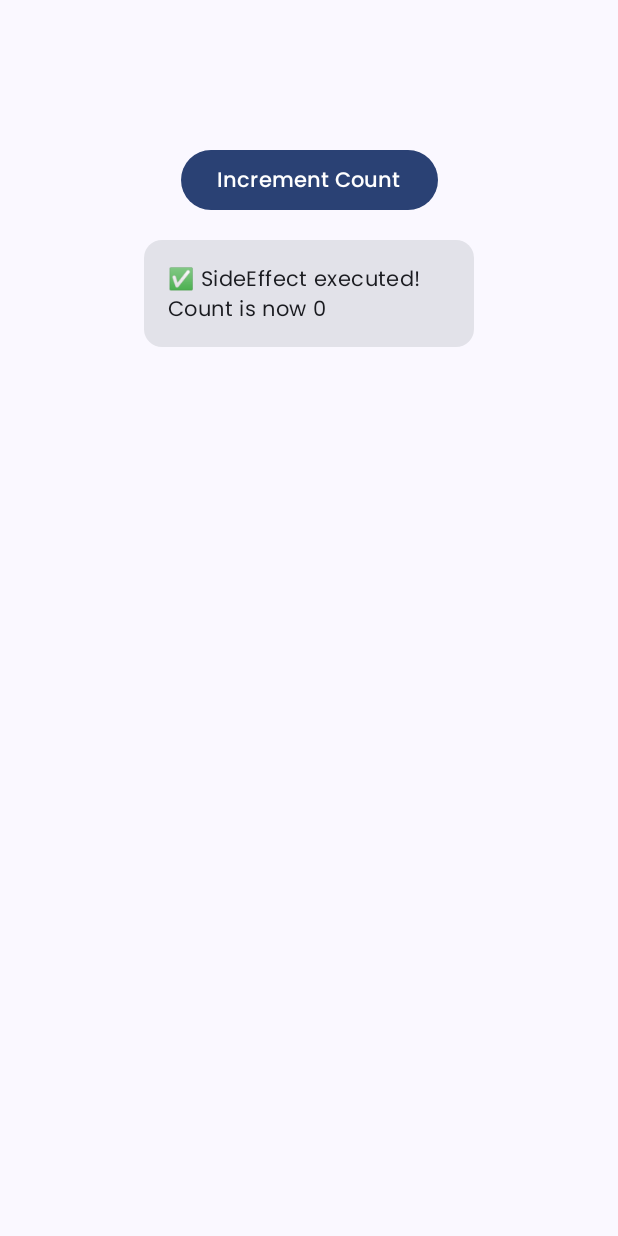
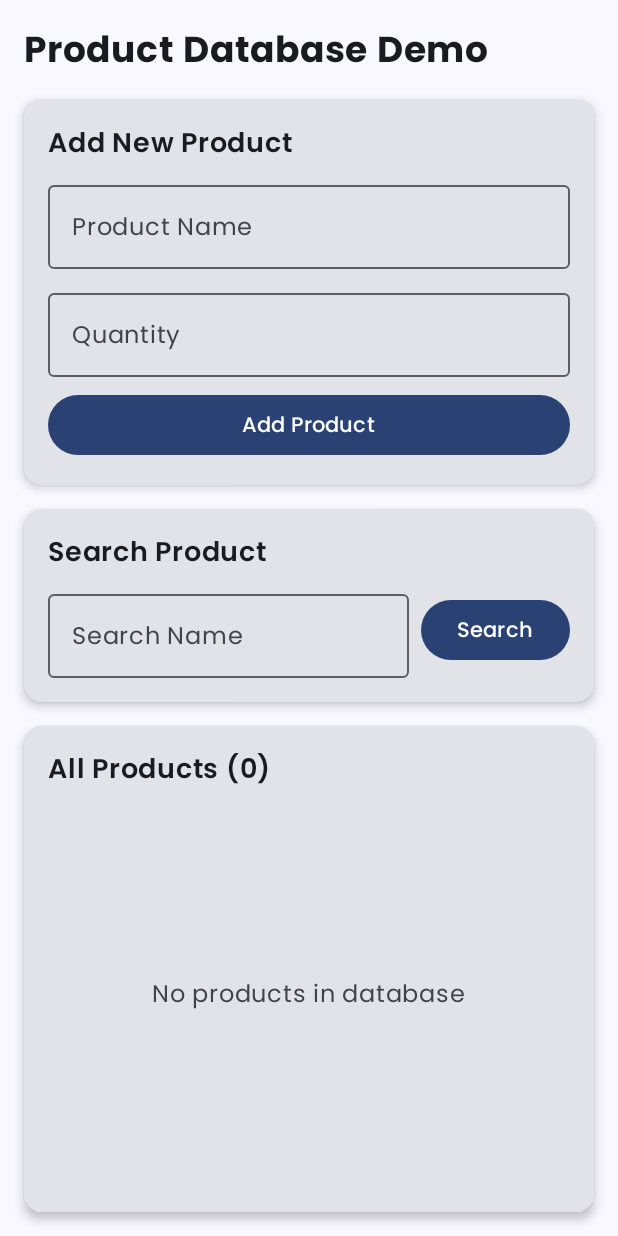
Before and after one commit to uxlabspk/compose_examples, an Android app built with Jetpack Compose: the screen it shows after launch (MainActivity), on a phone screen of 412 x 824 dp. Run offline under Robolectric (Android 15) with nearby library versions, the phone set to English and light mode, and no system bars; our stand-ins replace Room's generated code, livedata-compose.

Commit message:
feat: Implement Room database for product management.

```diff
--- a/app/src/main/java/com/codehuntspk/compose_examples/MainActivity.kt
+++ b/app/src/main/java/com/codehuntspk/compose_examples/MainActivity.kt
@@ -10,8 +10,7 @@ import androidx.compose.foundation.layout.fillMaxSize
 import androidx.compose.foundation.layout.padding
 import androidx.compose.material3.Scaffold
 import androidx.compose.ui.Modifier
-import androidx.compose.ui.unit.dp
-import com.codehuntspk.compose_examples.ui.screens.Example4_SideEffect
+import com.codehuntspk.compose_examples.ui.screens.ProductDatabaseScreen
 import com.codehuntspk.compose_examples.ui.theme.Compose_examplesTheme
 
 class MainActivity : ComponentActivity() {
@@ -21,12 +20,11 @@ class MainActivity : ComponentActivity() {
         enableEdgeToEdge()
         setContent {
             Compose_examplesTheme {
-                Scaffold(modifier = Modifier.fillMaxSize()) {
+                Scaffold(modifier = Modifier.fillMaxSize()) { innerPadding ->
                     Column(
-                        modifier = Modifier.padding(80.dp)
+                        modifier = Modifier.padding(innerPadding)
                     ) {
-                        // ProfileScreen()
-                        Example4_SideEffect()
+                        ProductDatabaseScreen()
                     }
                 }
             }
--- /dev/null
+++ b/app/src/main/java/com/codehuntspk/compose_examples/data/dao/ProductDao.kt
@@ -0,0 +1,23 @@
+package com.codehuntspk.compose_examples.data.dao
+
+import androidx.lifecycle.LiveData
+import androidx.room.Dao
+import androidx.room.Insert
+import androidx.room.Query
+import com.codehuntspk.compose_examples.data.model.Product
+
+@Dao
+interface ProductDao {
+
+    @Insert
+    fun insertProduct(product: Product)
+
+    @Query("SELECT * FROM products WHERE productName = :name")
+    fun findProduct(name: String): List<Product>
+
+    @Query("DELETE FROM products WHERE productName = :name")
+    fun deleteProduct(name: String)
+
+    @Query("SELECT * FROM products")
+    fun getAllProducts(): LiveData<List<Product>>
+}
--- /dev/null
+++ b/app/src/main/java/com/codehuntspk/compose_examples/data/database/ProductRoomDatabase.kt
@@ -0,0 +1,37 @@
+package com.codehuntspk.compose_examples.data.database
+
+import android.content.Context
+import androidx.room.Database
+import androidx.room.Room
+import androidx.room.RoomDatabase
+import com.codehuntspk.compose_examples.data.dao.ProductDao
+import com.codehuntspk.compose_examples.data.model.Product
+
+@Database(entities = [(Product::class)], version = 1, exportSchema = false)
+abstract class ProductRoomDatabase: RoomDatabase() {
+
+    abstract fun productDao(): ProductDao
+
+    companion object {
+
+        private var INSTANCE: ProductRoomDatabase? = null
+
+        fun getInstance(context: Context): ProductRoomDatabase {
+            synchronized(this) {
+                var instance = INSTANCE
+
+                if (instance == null) {
+                    instance = Room.databaseBuilder(
+                        context.applicationContext,
+                        ProductRoomDatabase::class.java,
+                        "product_database"
+                    ).fallbackToDestructiveMigration()
+                        .build()
+
+                    INSTANCE = instance
+                }
+                return instance
+            }
+        }
+    }
+}
--- /dev/null
+++ b/app/src/main/java/com/codehuntspk/compose_examples/data/repository/ProductRepository.kt
@@ -0,0 +1,38 @@
+package com.codehuntspk.compose_examples.data.repository
+
+import androidx.lifecycle.LiveData
+import androidx.lifecycle.MutableLiveData
+import com.codehuntspk.compose_examples.data.dao.ProductDao
+import com.codehuntspk.compose_examples.data.model.Product
+import kotlinx.coroutines.*
+
+class ProductRepository(private val productDao: ProductDao) {
+
+    val allProducts: LiveData<List<Product>> = productDao.getAllProducts()
+    val searchResults = MutableLiveData<List<Product>>()
+    private val coroutineScope = CoroutineScope(Dispatchers.Main)
+
+    fun insertProduct(newproduct: Product) {
+        coroutineScope.launch(Dispatchers.IO) {
+            productDao.insertProduct(newproduct)
+        }
+    }
+
+    fun deleteProduct(name: String) {
+        coroutineScope.launch(Dispatchers.IO) {
+            productDao.deleteProduct(name)
+        }
+    }
+
+    fun findProduct(name: String) {
+        coroutineScope.launch(Dispatchers.Main) {
+            searchResults.value = asyncFind(name).await()
+        }
+    }
+
+    private fun asyncFind(name: String): Deferred<List<Product>?> =
+        coroutineScope.async(Dispatchers.IO) {
+            return@async productDao.findProduct(name)
+        }
+
+}
--- /dev/null
+++ b/app/src/main/java/com/codehuntspk/compose_examples/ui/screens/ProductDatabaseScreen.kt
@@ -0,0 +1,251 @@
+package com.codehuntspk.compose_examples.ui.screens
+
+import androidx.compose.foundation.layout.*
+import androidx.compose.foundation.lazy.LazyColumn
+import androidx.compose.foundation.lazy.items
+import androidx.compose.foundation.text.KeyboardOptions
+import androidx.compose.material3.*
+import androidx.compose.runtime.*
+import androidx.compose.runtime.livedata.observeAsState
+import androidx.compose.ui.Alignment
+import androidx.compose.ui.Modifier
+import androidx.compose.ui.platform.LocalContext
+import androidx.compose.ui.text.font.FontWeight
+import androidx.compose.ui.text.input.KeyboardType
+import androidx.compose.ui.tooling.preview.Preview
+import androidx.compose.ui.unit.dp
+import androidx.compose.ui.unit.sp
+import androidx.lifecycle.viewmodel.compose.viewModel
+import com.codehuntspk.compose_examples.data.model.Product
+import com.codehuntspk.compose_examples.viewmodel.ProductViewModel
+
+
+@Composable
+fun ProductDatabaseScreen(
+    viewModel: ProductViewModel = viewModel()
+) {
+    var productName by remember { mutableStateOf("") }
+    var productQuantity by remember { mutableStateOf("") }
+    var searchName by remember { mutableStateOf("") }
+
+    val allProducts by viewModel.allProducts.observeAsState(initial = emptyList())
+    val searchResults by viewModel.searchResults.observeAsState(initial = emptyList())
+
+    Column(
+        modifier = Modifier
+            .fillMaxSize()
+            .padding(16.dp)
+    ) {
+        Text(
+            text = "Product Database Demo",
+            fontSize = 24.sp,
+            fontWeight = FontWeight.Bold,
+            modifier = Modifier.padding(bottom = 16.dp)
+        )
+
+        // Add Product Section
+        Card(
+            modifier = Modifier
+                .fillMaxWidth()
+                .padding(bottom = 16.dp),
+            elevation = CardDefaults.cardElevation(defaultElevation = 4.dp)
+        ) {
+            Column(
+                modifier = Modifier.padding(16.dp)
+            ) {
+                Text(
+                    text = "Add New Product",
+                    fontSize = 18.sp,
+                    fontWeight = FontWeight.SemiBold,
+                    modifier = Modifier.padding(bottom = 8.dp)
+                )
+
+                OutlinedTextField(
+                    value = productName,
+                    onValueChange = { productName = it },
+                    label = { Text("Product Name") },
+                    modifier = Modifier
+                        .fillMaxWidth()
+                        .padding(bottom = 8.dp)
+                )
+
+                OutlinedTextField(
+                    value = productQuantity,
+                    onValueChange = { productQuantity = it },
+                    label = { Text("Quantity") },
+                    keyboardOptions = KeyboardOptions(keyboardType = KeyboardType.Number),
+                    modifier = Modifier
+                        .fillMaxWidth()
+                        .padding(bottom = 8.dp)
+                )
+
+                Button(
+                    onClick = {
+                        if (productName.isNotBlank() && productQuantity.isNotBlank()) {
+                            val quantity = productQuantity.toIntOrNull() ?: 0
+                            val product = Product(productName, quantity)
+                            viewModel.insertProduct(product)
+                            productName = ""
+                            productQuantity = ""
+                        }
+                    },
+                    modifier = Modifier.fillMaxWidth()
+                ) {
+                    Text("Add Product")
+                }
+            }
+        }
+
+        // Search Product Section
+        Card(
+            modifier = Modifier
+                .fillMaxWidth()
+                .padding(bottom = 16.dp),
+            elevation = CardDefaults.cardElevation(defaultElevation = 4.dp)
+        ) {
+            Column(
+                modifier = Modifier.padding(16.dp)
+            ) {
+                Text(
+                    text = "Search Product",
+                    fontSize = 18.sp,
+                    fontWeight = FontWeight.SemiBold,
+                    modifier = Modifier.padding(bottom = 8.dp)
+                )
+
+                Row(
+                    modifier = Modifier.fillMaxWidth(),
+                    horizontalArrangement = Arrangement.spacedBy(8.dp)
+                ) {
+                    OutlinedTextField(
+                        value = searchName,
+                        onValueChange = { searchName = it },
+                        label = { Text("Search Name") },
+                        modifier = Modifier.weight(1f)
+                    )
+
+                    Button(
+                        onClick = {
+                            if (searchName.isNotBlank()) {
+                                viewModel.findProduct(searchName)
+                            }
+                        },
+                        modifier = Modifier.align(Alignment.CenterVertically)
+                    ) {
+                        Text("Search")
+                    }
+                }
+
+                // Display search results
+                if (searchResults.isNotEmpty()) {
+                    Text(
+                        text = "Search Results:",
+                        fontWeight = FontWeight.SemiBold,
+                        modifier = Modifier.padding(top = 8.dp, bottom = 4.dp)
+                    )
+                    searchResults.forEach { product ->
+                        ProductItem(
+                            product = product,
+                            onDelete = {
+                                viewModel.deleteProduct(product.productName)
+                                searchName = ""
+                            }
+                        )
+                    }
+                }
+            }
+        }
+
+        // All Products Section
+        Card(
+            modifier = Modifier
+                .fillMaxWidth()
+                .weight(1f),
+            elevation = CardDefaults.cardElevation(defaultElevation = 4.dp)
+        ) {
+            Column(
+                modifier = Modifier.padding(16.dp)
+            ) {
+                Text(
+                    text = "All Products (${allProducts.size})",
+                    fontSize = 18.sp,
+                    fontWeight = FontWeight.SemiBold,
+                    modifier = Modifier.padding(bottom = 8.dp)
+                )
+
+                if (allProducts.isEmpty()) {
+                    Box(
+                        modifier = Modifier.fillMaxSize(),
+                        contentAlignment = Alignment.Center
+                    ) {
+                        Text(
+                            text = "No products in database",
+                            color = MaterialTheme.colorScheme.onSurfaceVariant
+                        )
+                    }
+                } else {
+                    LazyColumn(
+                        verticalArrangement = Arrangement.spacedBy(8.dp)
+                    ) {
+                        items(allProducts) { product ->
+                            ProductItem(
+                                product = product,
+                                onDelete = { viewModel.deleteProduct(product.productName) }
+                            )
+                        }
+                    }
+                }
+            }
+        }
+    }
+}
+
+@Composable
+fun ProductItem(
+    product: Product,
+    onDelete: () -> Unit
+) {
+    Card(
+        modifier = Modifier.fillMaxWidth(),
+        colors = CardDefaults.cardColors(
+            containerColor = MaterialTheme.colorScheme.secondaryContainer
+        )
+    ) {
+        Row(
+            modifier = Modifier
+                .fillMaxWidth()
+                .padding(12.dp),
+            horizontalArrangement = Arrangement.SpaceBetween,
+            verticalAlignment = Alignment.CenterVertically
+        ) {
+            Column(
+                modifier = Modifier.weight(1f)
+            ) {
+                Text(
+                    text = product.productName,
+                    fontWeight = FontWeight.SemiBold,
+                    fontSize = 16.sp
+                )
+                Text(
+                    text = "Quantity: ${product.quantity}",
+                    fontSize = 14.sp,
+                    color = MaterialTheme.colorScheme.onSecondaryContainer.copy(alpha = 0.7f)
+                )
+                Text(
+                    text = "ID: ${product.id}",
+                    fontSize = 12.sp,
+                    color = MaterialTheme.colorScheme.onSecondaryContainer.copy(alpha = 0.5f)
+                )
+            }
+
+            Button(
+                onClick = onDelete,
+                colors = ButtonDefaults.buttonColors(
+                    containerColor = MaterialTheme.colorScheme.error
+                )
+            ) {
+                Text("Delete")
+            }
+        }
+    }
+}
--- /dev/null
+++ b/app/src/main/java/com/codehuntspk/compose_examples/viewmodel/ProductViewModel.kt
@@ -0,0 +1,37 @@
+package com.codehuntspk.compose_examples.viewmodel
+
+import android.app.Application
+import androidx.lifecycle.AndroidViewModel
+import androidx.lifecycle.LiveData
+import androidx.lifecycle.MutableLiveData
+import com.codehuntspk.compose_examples.data.database.ProductRoomDatabase
+import com.codehuntspk.compose_examples.data.model.Product
+import com.codehuntspk.compose_examples.data.repository.ProductRepository
+
+class ProductViewModel(application: Application) : AndroidViewModel(application) {
+
+    val allProducts: LiveData<List<Product>>
+    private val repository: ProductRepository
+    val searchResults: MutableLiveData<List<Product>>
+
+    init {
+        val productDb = ProductRoomDatabase.getInstance(application)
+        val productDao = productDb.productDao()
+        repository = ProductRepository(productDao)
+
+        allProducts = repository.allProducts
+        searchResults = repository.searchResults
+    }
+
+    fun insertProduct(product: Product) {
+        repository.insertProduct(product)
+    }
+
+    fun findProduct(name: String) {
+        repository.findProduct(name)
+    }
+
+    fun deleteProduct(name: String) {
+        repository.deleteProduct(name)
+    }
+}
--- a/gradle/libs.versions.toml
+++ b/gradle/libs.versions.toml
@@ -9,6 +9,7 @@ lifecycleRuntimeKtx = "2.9.4"
 activityCompose = "1.11.0"
 composeBom = "2024.09.00"
 runtime = "1.9.5"
+room = "2.6.1"
 
 [libraries]
 androidx-core-ktx = { group = "androidx.core", name = "core-ktx", version.ref = "coreKtx" }
@@ -26,8 +27,12 @@ androidx-compose-ui-test-manifest = { group = "androidx.compose.ui", name = "ui-
 androidx-compose-ui-test-junit4 = { group = "androidx.compose.ui", name = "ui-test-junit4" }
 androidx-compose-material3 = { group = "androidx.compose.material3", name = "material3" }
 androidx-compose-runtime = { group = "androidx.compose.runtime", name = "runtime", version.ref = "runtime" }
+androidx-room-runtime = { group = "androidx.room", name = "room-runtime", version.ref = "room" }
+androidx-room-compiler = { group = "androidx.room", name = "room-compiler", version.ref = "room" }
+androidx-room-ktx = { group = "androidx.room", name = "room-ktx", version.ref = "room" }
 
 [plugins]
 android-application = { id = "com.android.application", version.ref = "agp" }
 kotlin-android = { id = "org.jetbrains.kotlin.android", version.ref = "kotlin" }
 kotlin-compose = { id = "org.jetbrains.kotlin.plugin.compose", version.ref = "kotlin" }
+ksp = { id = "com.google.devtools.ksp", version = "2.0.21-1.0.28" }
```
Also changed, not shown: app/build.gradle.kts (+8 -0 lines), app/src/main/java/com/codehuntspk/compose_examples/data/model/Product.kt (added, +25 -0 lines).
